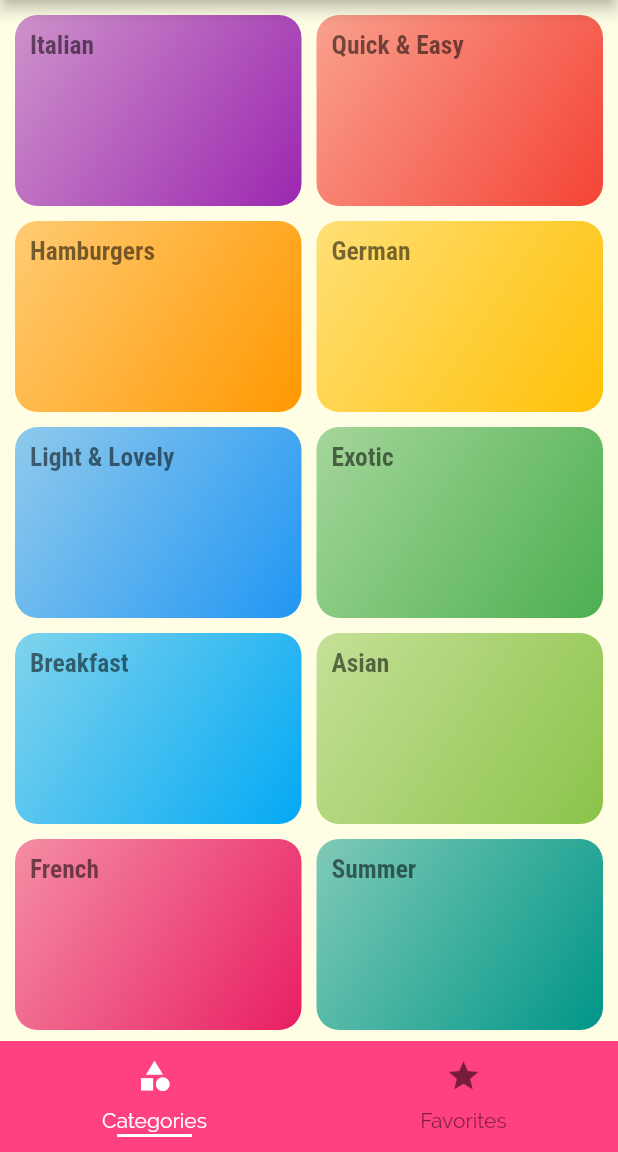
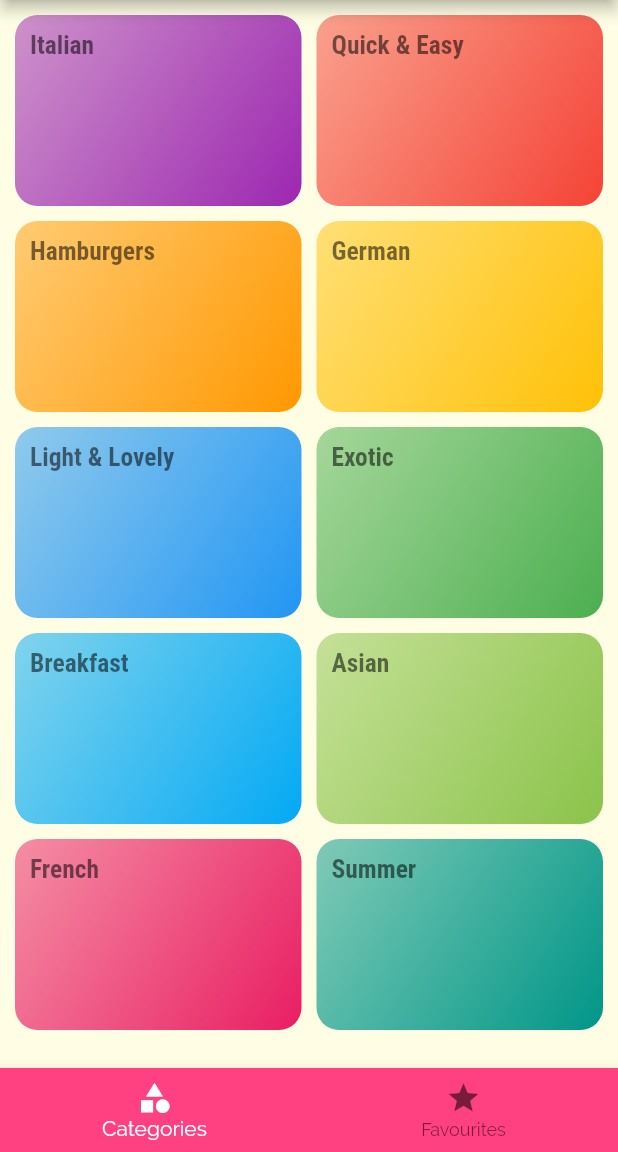
Before and after one commit to EkjyotSandhu12/meals_app_flutter, a Flutter app: the screen it shows after launch, on a phone screen of 412 x 824 dp, the part 84-1236 px from its top. Run offline on Flutter 3.47's test engine with Material 2 defaults, Android fonts, the phone set to English and light mode, and no system bars.

Commit message:
fixed bottom navigation and network permission

```diff
--- a/lib/Pages/favourites_page.dart
+++ b/lib/Pages/favourites_page.dart
@@ -15,7 +15,7 @@ class _FavoritesPageState extends State<FavoritesPage> {
     List<Meal> mealsList =
         DUMMY_MEALS.where((meal) => meal.isFavourite).toList();
     return mealsList.isEmpty
-        ? Center(child: Text("Add Some Favourites!"))
+        ? const Center(child: Text("Add Some Favourites!"))
         : ListView.builder(
             itemCount: mealsList.length,
             itemBuilder: (context, index) {
--- a/lib/Pages/tabs_page.dart
+++ b/lib/Pages/tabs_page.dart
@@ -1,6 +1,6 @@
 import 'package:flutter/material.dart';
+import 'package:meals_app/widgets/main_drawer.dart';
 
-import '../widgets/main_drawer.dart';
 import 'categroy_page.dart';
 import 'favourites_page.dart';
 
@@ -12,48 +12,44 @@ class TabsPage extends StatefulWidget {
 }
 
 class _TabsPageState extends State<TabsPage> {
+
+  int selectedIndex = 0;
+
+  List<Widget> pages = [
+    CategoryPage(),
+    FavoritesPage(),
+  ];
+
   @override
   Widget build(BuildContext context) {
-    return DefaultTabController(
-      initialIndex: 0,
-      length: 2,
-      child: Scaffold(
+    return Scaffold(
       appBar: AppBar(
         title: Text("MealsApp"),
       ),
-        bottomNavigationBar: Container(
-          color: Theme.of(context).colorScheme.primary,
-          child: const TabBar(
-            unselectedLabelColor: Colors.black54,
-            indicatorColor: Colors.white,
-            labelColor: Colors.white,
-            tabs: [
-              Tab(
-                icon: Icon(
-                  Icons.category,
+      bottomNavigationBar: BottomNavigationBar(
+
+        currentIndex: selectedIndex,
+        backgroundColor: Theme.of(context).colorScheme.primary,
+        selectedItemColor: Colors.white,
+        unselectedItemColor: Colors.black54,
+        onTap: (index){
+          setState(() {
+            selectedIndex = index;
+          });
+        },
+        items: const [
+          BottomNavigationBarItem(
+            icon: Icon(Icons.category),
+            label: "Categories",
           ),
-                text: 'Categories',
+          BottomNavigationBarItem(
+            icon: Icon(Icons.star),
+            label: "Favourites",
           ),
-              Tab(
-                icon: Icon(
-                  Icons.star,
-                ),
-                text: 'Favorites',
-              ),
-            ],
-            indicatorSize: TabBarIndicatorSize.label,
-            indicatorPadding: EdgeInsets.all(10),
-          ),
-        ),
-        body: TabBarView(
-          children: [
-            CategoryPage(),
-            FavoritesPage()
         ],
       ),
       drawer: MainDrawer(),
-
-      ),
+      body: pages[selectedIndex],
     );
   }
 }
```
Also changed, not shown: 2 other files. Lines whose indentation alone changed are shown as unchanged.
